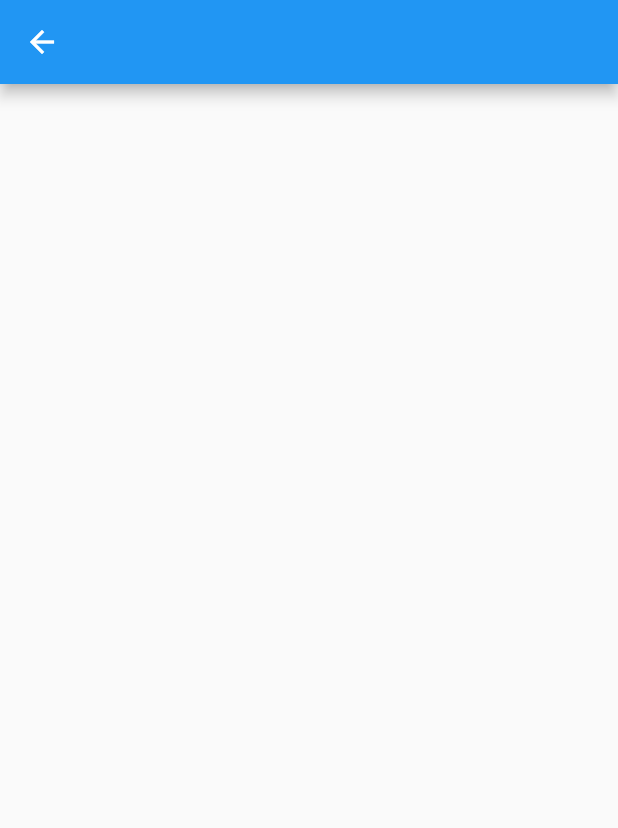
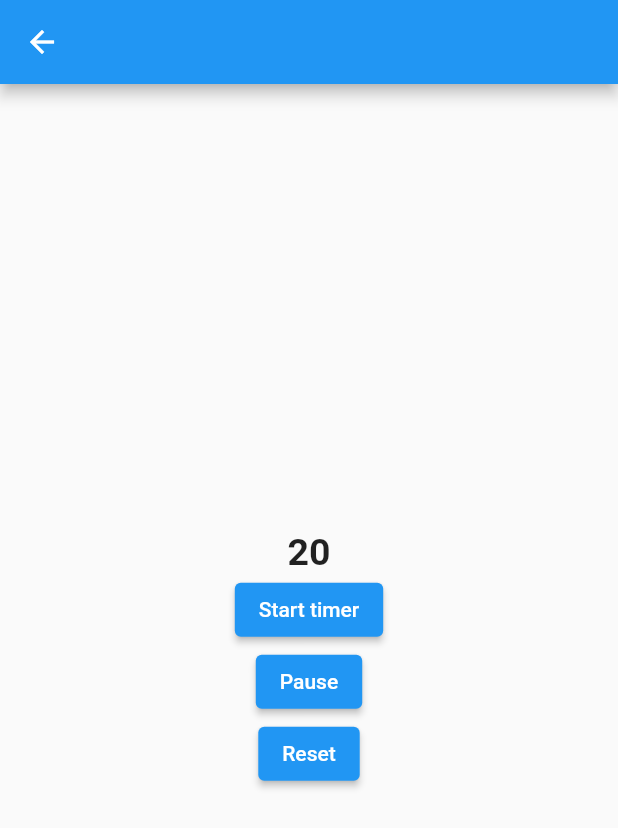
Before and after one commit to tham9500/ft_app_easy_drive, a Flutter app: the Time_countdown screen opened directly, on a phone screen of 412 x 824 dp. Shown: the top 828 px of the screen. Run offline on Flutter 3.47's test engine with Material 2 defaults, Android fonts, the phone set to English and light mode, and no system bars; our stand-ins replace shared_preferences; missing offline and left inert: splash_screen_view; accounts and stored records are empty.

Commit message:
[Update]time_counter {view,,function}

```diff
--- a/lib/pages/test_page/time_countdown.dart
+++ b/lib/pages/test_page/time_countdown.dart
@@ -1,3 +1,5 @@
+import 'dart:async';
+
 import 'package:flutter/material.dart';
 
 class Time_countdown extends StatefulWidget {
@@ -8,10 +10,58 @@ class Time_countdown extends StatefulWidget {
 }
 
 class _Time_countdownState extends State<Time_countdown> {
+  int Counter = 20;
+  late Timer _timer;
+
+  void startTimer() {
+    Counter = 20;
+    _timer = Timer.periodic(Duration(seconds: 1), (timer) {
+      if (Counter > 0) {
+        setState(() {
+          Counter--;
+        });
+      } else {
+        _timer.cancel();
+      }
+    });
+  }
+
   @override
   Widget build(BuildContext context) {
     return Scaffold(
       appBar: AppBar(),
+      body: Center(
+        child: Column(
+          mainAxisAlignment: MainAxisAlignment.center,
+          children: <Widget>[
+            Text(
+              '$Counter',
+              style: TextStyle(fontSize: 25, fontWeight: FontWeight.bold),
+            ),
+            ElevatedButton(
+                onPressed: () {
+                  startTimer();
+                },
+                child: Text('Start timer')),
+            ElevatedButton(
+                onPressed: () {
+                  setState(() {
+                    _timer.cancel();
+                    Counter = 20;
+                  });
+                },
+                child: Text('Pause')),
+            ElevatedButton(
+                onPressed: () {
+                  setState(() {
+                    _timer.cancel();
+                    Counter = 20;
+                  });
+                },
+                child: Text('Reset')),
+          ],
+        ),
+      ),
     );
   }
 }
```
Also changed, not shown: lib/pages/home.dart (+26 -0 lines).
